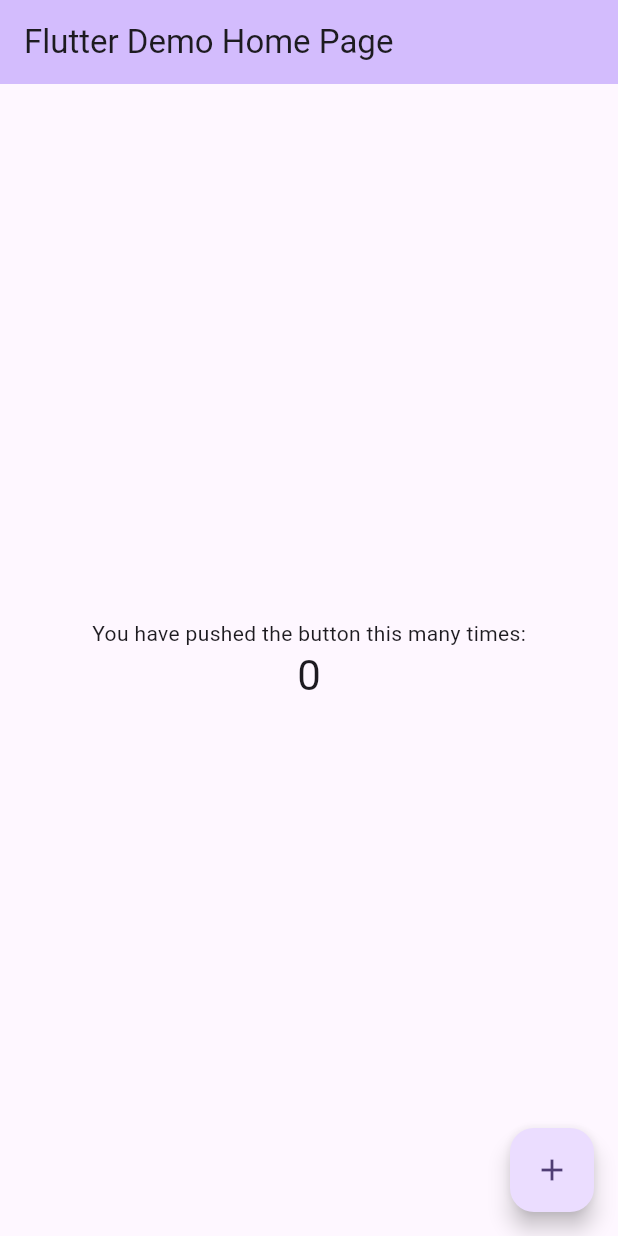
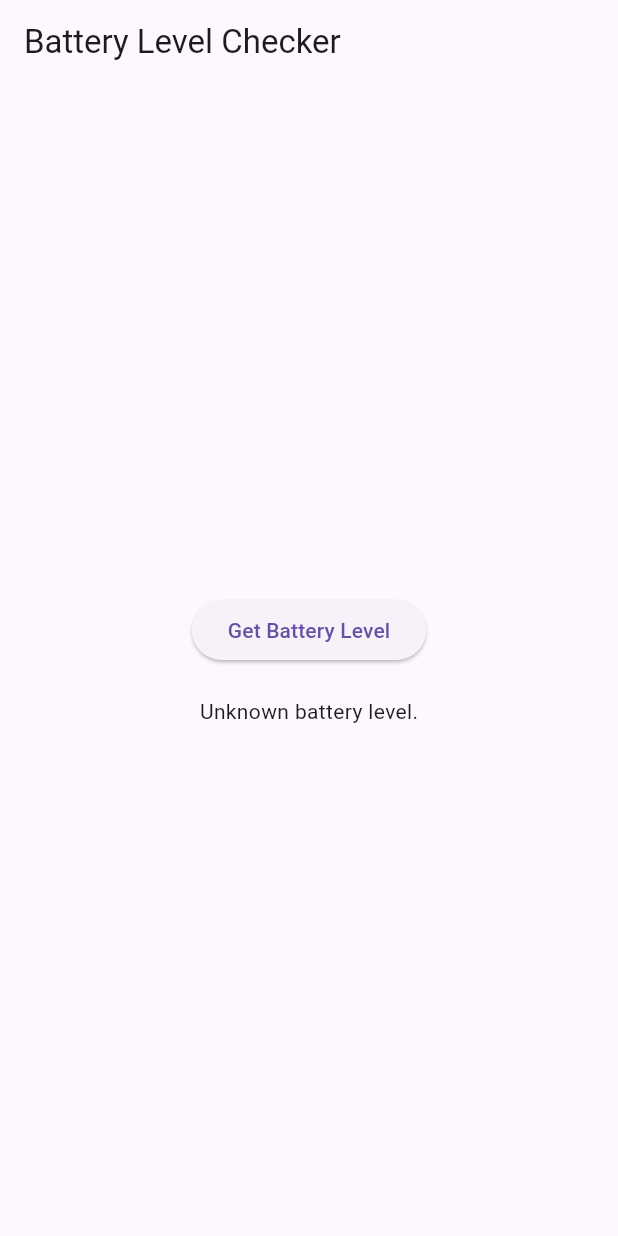
Before and after one commit to Alyaatalaat28/flutter_platform_method_channels, a Flutter app: the screen it shows after launch, on a phone screen of 412 x 824 dp. Run offline on Flutter 3.47's test engine with Material 3 defaults, Android fonts, the light colour scheme and no system bars.

Commit message:
Implement battery level method channel for Android and iOS

```diff
--- a/lib/main.dart
+++ b/lib/main.dart
@@ -1,4 +1,5 @@
 import 'package:flutter/material.dart';
+import 'package:flutter/services.dart';
 
 void main() {
   runApp(const MyApp());
@@ -7,119 +8,54 @@
 class MyApp extends StatelessWidget {
   const MyApp({super.key});
 
-  // This widget is the root of your application.
   @override
   Widget build(BuildContext context) {
     return MaterialApp(
-      title: 'Flutter Demo',
-      theme: ThemeData(
-        // This is the theme of your application.
-        //
-        // TRY THIS: Try running your application with "flutter run". You'll see
-        // the application has a purple toolbar. Then, without quitting the app,
-        // try changing the seedColor in the colorScheme below to Colors.green
-        // and then invoke "hot reload" (save your changes or press the "hot
-        // reload" button in a Flutter-supported IDE, or press "r" if you used
-        // the command line to start the app).
-        //
-        // Notice that the counter didn't reset back to zero; the application
-        // state is not lost during the reload. To reset the state, use hot
-        // restart instead.
-        //
-        // This works for code too, not just values: Most code changes can be
-        // tested with just a hot reload.
-        colorScheme: ColorScheme.fromSeed(seedColor: Colors.deepPurple),
-        useMaterial3: true,
-      ),
-      home: const MyHomePage(title: 'Flutter Demo Home Page'),
+      debugShowCheckedModeBanner: false,
+      home: BatteryScreen(),
     );
   }
 }
 
-class MyHomePage extends StatefulWidget {
-  const MyHomePage({super.key, required this.title});
-
-  // This widget is the home page of your application. It is stateful, meaning
-  // that it has a State object (defined below) that contains fields that affect
-  // how it looks.
-
-  // This class is the configuration for the state. It holds the values (in this
-  // case the title) provided by the parent (in this case the App widget) and
-  // used by the build method of the State. Fields in a Widget subclass are
-  // always marked "final".
-
-  final String title;
-
+class BatteryScreen extends StatefulWidget {
   @override
-  State<MyHomePage> createState() => _MyHomePageState();
+  _BatteryScreenState createState() => _BatteryScreenState();
 }
 
-class _MyHomePageState extends State<MyHomePage> {
-  int _counter = 0;
+class _BatteryScreenState extends State<BatteryScreen> {
+  static const platform = MethodChannel('samples.flutter.dev/battery');
+  String _batteryLevel = 'Unknown battery level.';
 
-  void _incrementCounter() {
-    setState(() {
-      // This call to setState tells the Flutter framework that something has
-      // changed in this State, which causes it to rerun the build method below
-      // so that the display can reflect the updated values. If we changed
-      // _counter without calling setState(), then the build method would not be
-      // called again, and so nothing would appear to happen.
-      _counter++;
-    });
+  Future<void> _getBatteryLevel() async {
+    try {
+      final int result = await platform.invokeMethod('getBatteryLevel');
+      setState(() {
+        _batteryLevel = 'Battery level: $result%';
+      });
+    } on PlatformException catch (e) {
+      setState(() {
+        _batteryLevel = "Failed to get battery level: '${e.message}'.";
+      });
+    }
   }
 
   @override
   Widget build(BuildContext context) {
-    // This method is rerun every time setState is called, for instance as done
-    // by the _incrementCounter method above.
-    //
-    // The Flutter framework has been optimized to make rerunning build methods
-    // fast, so that you can just rebuild anything that needs updating rather
-    // than having to individually change instances of widgets.
     return Scaffold(
-      appBar: AppBar(
-        // TRY THIS: Try changing the color here to a specific color (to
-        // Colors.amber, perhaps?) and trigger a hot reload to see the AppBar
-        // change color while the other colors stay the same.
-        backgroundColor: Theme.of(context).colorScheme.inversePrimary,
-        // Here we take the value from the MyHomePage object that was created by
-        // the App.build method, and use it to set our appbar title.
-        title: Text(widget.title),
-      ),
+      appBar: AppBar(title: const Text('Battery Level Checker')),
       body: Center(
-        // Center is a layout widget. It takes a single child and positions it
-        // in the middle of the parent.
         child: Column(
-          // Column is also a layout widget. It takes a list of children and
-          // arranges them vertically. By default, it sizes itself to fit its
-          // children horizontally, and tries to be as tall as its parent.
-          //
-          // Column has various properties to control how it sizes itself and
-          // how it positions its children. Here we use mainAxisAlignment to
-          // center the children vertically; the main axis here is the vertical
-          // axis because Columns are vertical (the cross axis would be
-          // horizontal).
-          //
-          // TRY THIS: Invoke "debug painting" (choose the "Toggle Debug Paint"
-          // action in the IDE, or press "p" in the console), to see the
-          // wireframe for each widget.
           mainAxisAlignment: MainAxisAlignment.center,
-          children: <Widget>[
-            const Text(
-              'You have pushed the button this many times:',
+          children: [
+            ElevatedButton(
+              onPressed: _getBatteryLevel,
+              child: const Text('Get Battery Level'),
             ),
-            Text(
-              '$_counter',
-              style: Theme.of(context).textTheme.headlineMedium,
-            ),
+            const SizedBox(height: 20),
+            Text(_batteryLevel),
           ],
         ),
       ),
-      floatingActionButton: FloatingActionButton(
-        onPressed: _incrementCounter,
-        tooltip: 'Increment',
-        child: const Icon(Icons.add),
-      ), // This trailing comma makes auto-formatting nicer for build methods.
     );
   }
 }
```
Also changed, not shown: 2 other files.
